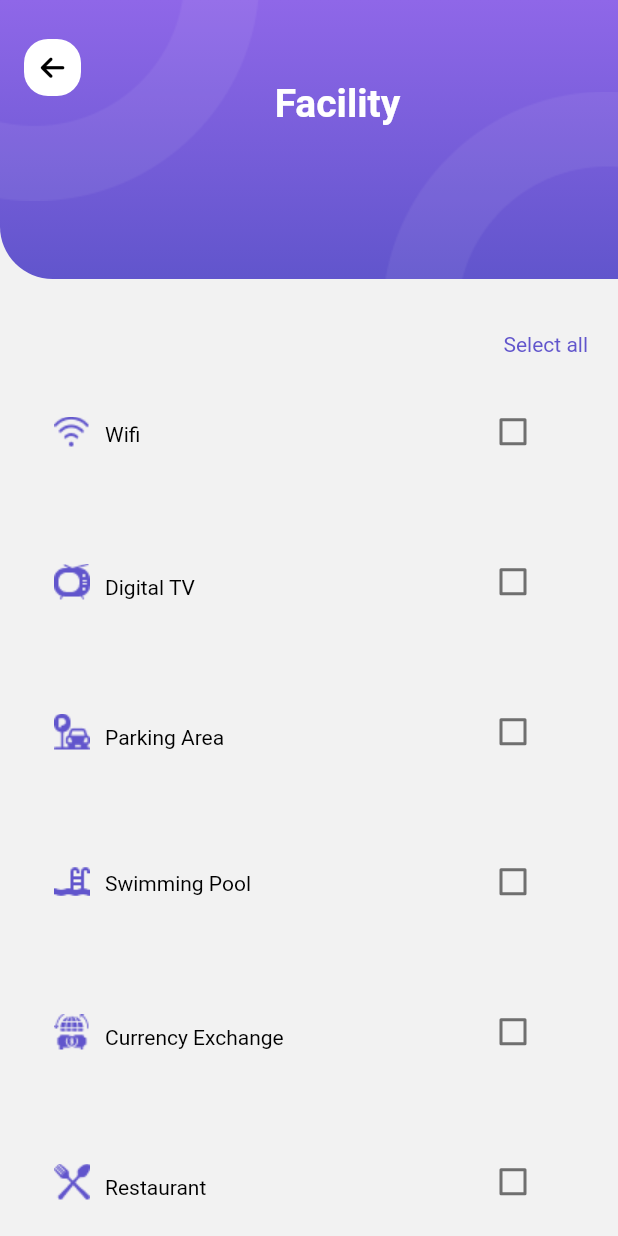
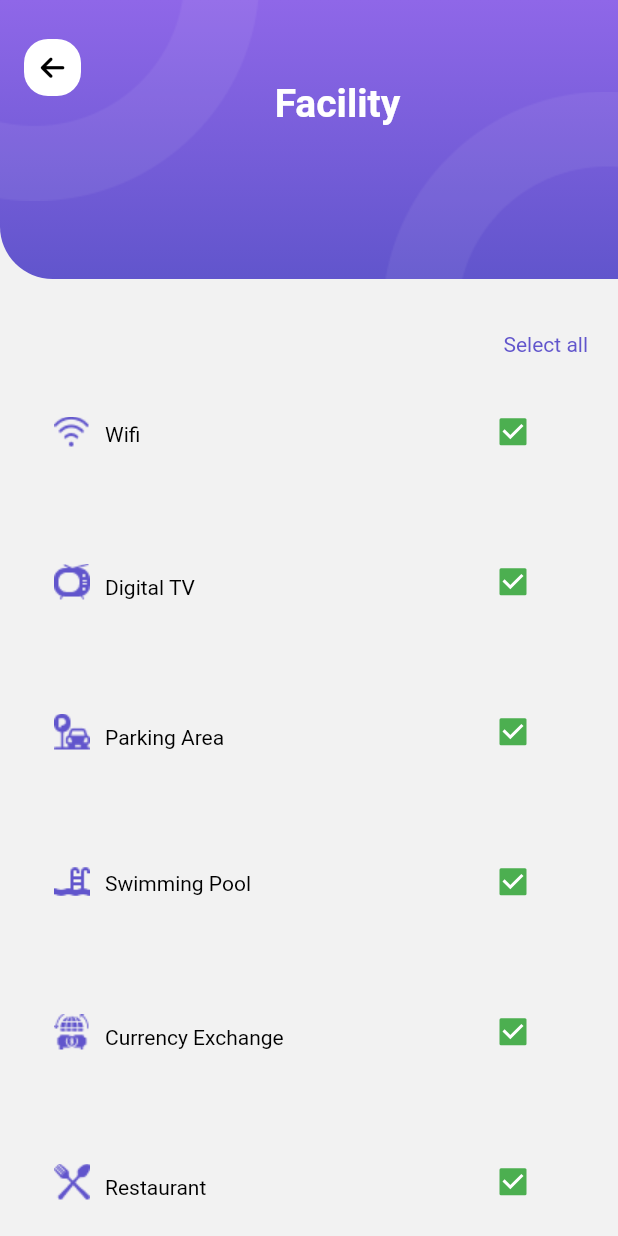
Before and after one commit to theanhtr/travel_flutter, a Flutter app: the screen it shows after launch, after a tap on "Select all", on a phone screen of 412 x 824 dp. Run offline on Flutter 3.47's test engine with Material 2 defaults, Android fonts, the phone set to English and light mode, and no system bars; our stand-ins replace awesome_dialog, firebase_auth, firebase_core, font_awesome_flutter, google_sign_in, hive_flutter and 4 more; missing offline and left inert: flutter_facebook_auth; accounts and stored records are empty; network calls fail.

```diff
--- a/lib/representation/screens/facility_hotel_screen.dart
+++ b/lib/representation/screens/facility_hotel_screen.dart
@@ -16,52 +16,52 @@ class FacilityHotel extends StatefulWidget {
 }
 
 class _FacilityHotelState extends State<FacilityHotel> {
-  List<RowDetailFacilityHotel> selectedRows = [];
-  List<RowDetailFacilityHotel> Rows = [
-    RowDetailFacilityHotel(
+  bool isSelectedAll = true;
+  List<_CheckBoxState> listCheckbox = [
+    _CheckBoxState(
       facility: "Wifi",
       icon: ImageHelper.loadFromAsset(AssetHelper.wifiIcon,
           fit: BoxFit.contain, width: kDefaultPadding * 1.5),
       checkBoxValue: false,
       index: 0,
     ),
-    RowDetailFacilityHotel(
+    _CheckBoxState(
         facility: "Digital TV",
         icon: ImageHelper.loadFromAsset(AssetHelper.digitalTv,
             fit: BoxFit.contain, width: kDefaultPadding * 1.5),
         checkBoxValue: false,
         index: 1),
-    RowDetailFacilityHotel(
+    _CheckBoxState(
         facility: "Parking Area",
         icon: ImageHelper.loadFromAsset(AssetHelper.parkingAreaIcon,
             fit: BoxFit.contain, width: kDefaultPadding * 1.5),
         checkBoxValue: false,
         index: 2),
-    RowDetailFacilityHotel(
+    _CheckBoxState(
         facility: "Swimming Pool",
         icon: ImageHelper.loadFromAsset(AssetHelper.swimingPoolIcon,
             fit: BoxFit.contain, width: kDefaultPadding * 1.5),
         checkBoxValue: false,
         index: 3),
-    RowDetailFacilityHotel(
+    _CheckBoxState(
         facility: "Currency Exchange",
         icon: ImageHelper.loadFromAsset(AssetHelper.currencyExchangeIcon,
             fit: BoxFit.contain, width: kDefaultPadding * 1.5),
         checkBoxValue: false,
         index: 4),
-    RowDetailFacilityHotel(
+    _CheckBoxState(
         facility: "Restaurant",
         icon: ImageHelper.loadFromAsset(AssetHelper.restaurantIcon,
             fit: BoxFit.contain, width: kDefaultPadding * 1.5),
         checkBoxValue: false,
         index: 5),
-    RowDetailFacilityHotel(
+    _CheckBoxState(
         facility: "Car rental",
         icon: ImageHelper.loadFromAsset(AssetHelper.carRentalIcon,
             fit: BoxFit.contain, width: kDefaultPadding * 1.5),
         checkBoxValue: false,
         index: 6),
-    RowDetailFacilityHotel(
+    _CheckBoxState(
         facility: "24-hour Front Desk",
         icon: ImageHelper.loadFromAsset(AssetHelper.receptionIcon,
             fit: BoxFit.contain, width: kDefaultPadding * 1.5),
@@ -71,11 +71,9 @@ class _FacilityHotelState extends State<FacilityHotel> {
 
   @override
   Widget build(BuildContext context) {
-    print("chay laij");
     return AppBarContainer(
         implementLeading: true,
         titleString: "Facility",
-        child: Container(
         child: SingleChildScrollView(
           child: Column(
             children: [
@@ -83,19 +81,17 @@ class _FacilityHotelState extends State<FacilityHotel> {
                 height: kMediumPadding * 3,
               ),
               StatefulBuilder(builder: (context, setState) {
-                  return Container(
-                    child: Column(children: [
+                return Column(children: [
                   Row(
                     mainAxisAlignment: MainAxisAlignment.end,
                     children: [
                       GestureDetector(
                         onTap: () {
                           this.setState(() {
-                                for (var i = 0; i < Rows.length; i++)
-                                  Rows[i].checkBoxValue = true;
-
-                                print(Rows[5].checkBoxValue);
-                                selectedRows.addAll(Rows);
+                            for (var i = 0; i < listCheckbox.length; i++) {
+                              listCheckbox[i].checkBoxValue = isSelectedAll;
+                            }
+                            isSelectedAll = !isSelectedAll;
                           });
                         },
                         child: RichText(
@@ -113,10 +109,15 @@ class _FacilityHotelState extends State<FacilityHotel> {
                       ),
                     ],
                   ),
-                    ]),
-                  );
+                ]);
               }),
-                for (var item in Rows) item,
+              ListView(
+                shrinkWrap: true,
+                physics: const ScrollPhysics(),
+                children: [
+                  ...listCheckbox.map(buildItemCheckbox).toList()
+                ],
+              ),
               Container(
                 margin: const EdgeInsets.only(top: kDefaultPadding),
                 child: ButtonWidget(
@@ -126,11 +127,25 @@ class _FacilityHotelState extends State<FacilityHotel> {
               ),
             ],
           ),
-          ),
         ));
   }
+  Widget buildItemCheckbox(_CheckBoxState checkBoxSate) => RowDetailFacilityHotel(
+      facility: checkBoxSate.facility,
+      icon: checkBoxSate.icon,
+      checkBoxValue: checkBoxSate.checkBoxValue,
+      index: checkBoxSate.index,
+  );
 }
 
 Color hexToColor(String code) {
-  return new Color(int.parse(code.substring(1, 7), radix: 16) + 0xFF000000);
+  return Color(int.parse(code.substring(1, 7), radix: 16) + 0xFF000000);
 }
+
+class _CheckBoxState {
+  final String facility;
+  final Widget icon;
+  final int index;
+  bool checkBoxValue;
+
+  _CheckBoxState({required this.facility, required this.icon, required this.index, this.checkBoxValue = false});
+}
--- a/lib/representation/widgets/row_facility_hotel_detail.dart
+++ b/lib/representation/widgets/row_facility_hotel_detail.dart
@@ -15,8 +15,8 @@ class RowDetailFacilityHotel extends StatefulWidget {
   final String facility;
   final Widget icon;
   final int index;
-  // List<RowDetailFacilityHotel> array;
   bool? checkBoxValue;
+
   @override
   State<RowDetailFacilityHotel> createState() => _RowDetailFacilityHotelState();
 }
@@ -65,7 +65,8 @@ class _RowDetailFacilityHotelState extends State<RowDetailFacilityHotel> {
                         widget.checkBoxValue = Value;
                       });
                       Text('Remember me');
-                    }),
+                    }
+                ),
               ],
             ),
           )
```
Lines whose indentation alone changed are shown as unchanged.
